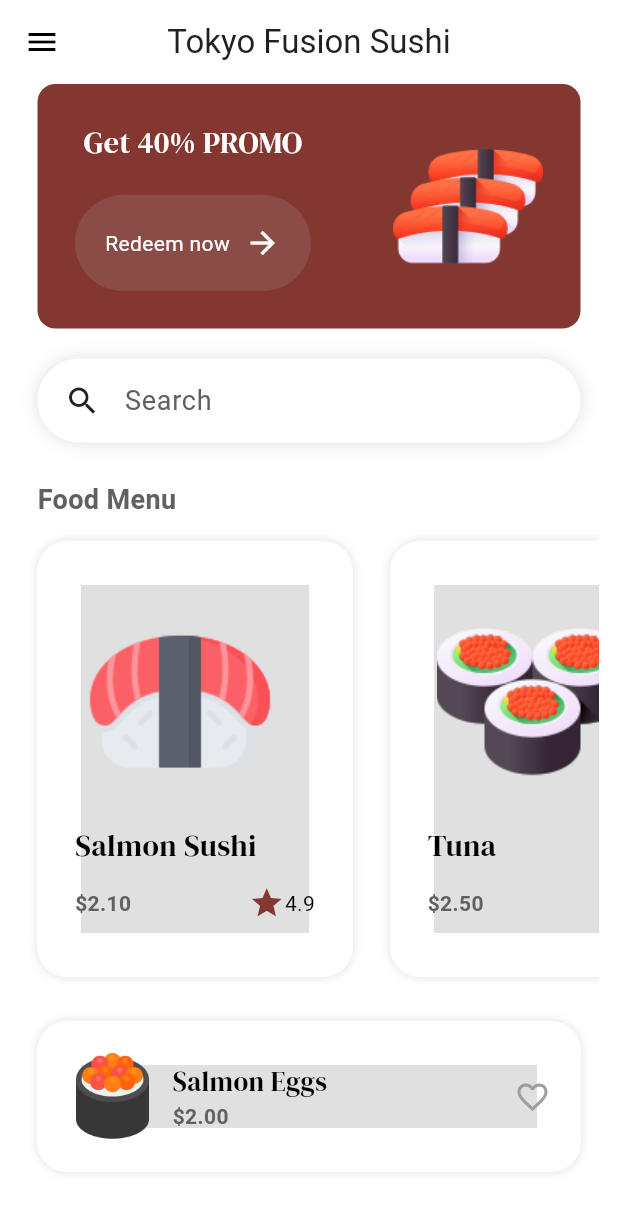
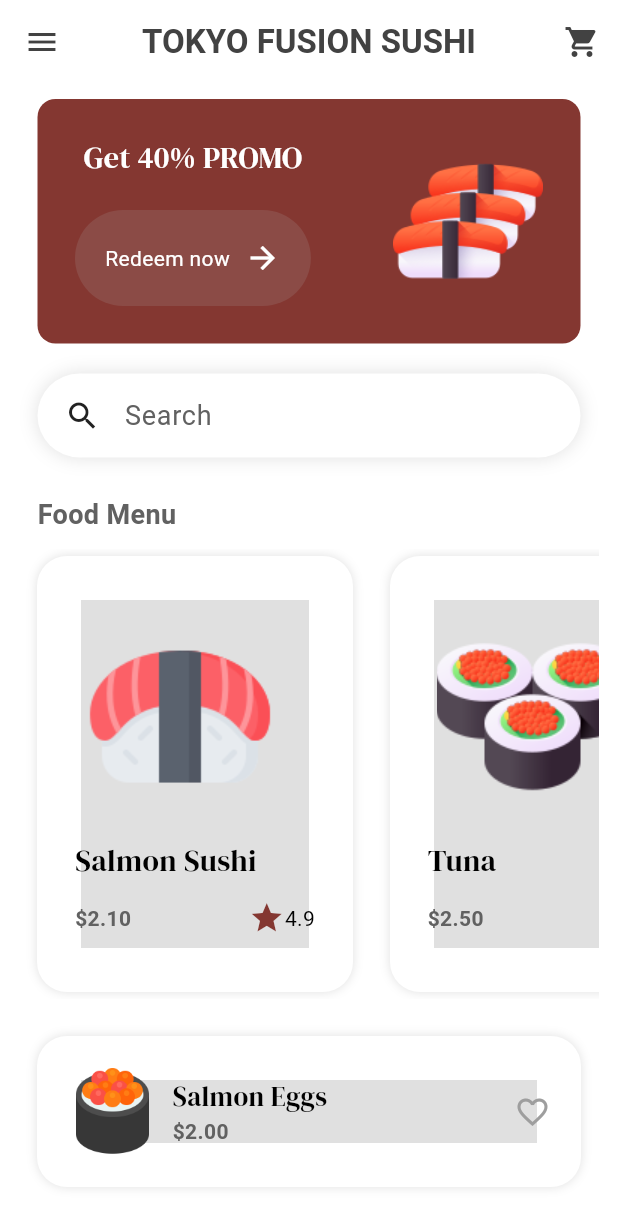
Before and after one commit to chhibber02/sushi_app, a Flutter app: the MenuPage screen opened by its route, on a phone screen of 412 x 824 dp. Shown: the top 1227 px of the screen. Run offline on Flutter 3.47's test engine with Material 2 defaults, Android fonts, the phone set to English and light mode, and no system bars; our stand-ins replace google_fonts.

Commit message:
final commit

```diff
--- a/lib/components/button.dart
+++ b/lib/components/button.dart
@@ -1,4 +1,5 @@
 import 'package:flutter/material.dart';
+import 'package:sushi_app/themes/colors.dart';
 
 class MyButton extends StatelessWidget {
   final String text;
@@ -12,7 +13,7 @@ class MyButton extends StatelessWidget {
       child: Container(
         padding: const EdgeInsets.all(20),
         decoration: BoxDecoration(
-          color: const Color.fromARGB(255, 139, 75, 70),
+          color: secondaryColor,
           borderRadius: BorderRadius.circular(40),
         ),
         child: Row(
--- a/lib/components/food_tile.dart
+++ b/lib/components/food_tile.dart
@@ -5,12 +5,15 @@ import 'package:sushi_app/themes/colors.dart';
 import '../models/food.dart';
 
 class FoodTile extends StatelessWidget {
+  final void Function()? onTap;
   final Food food;
-  const FoodTile({super.key, required this.food});
+  const FoodTile({super.key, required this.food, required this.onTap});
 
   @override
   Widget build(BuildContext context) {
-    return Container(
+    return GestureDetector(
+      onTap: onTap,
+      child: Container(
         margin: const EdgeInsets.symmetric(horizontal: 12.5, vertical: 5.0),
         padding: const EdgeInsets.all(25.0),
         decoration: BoxDecoration(
@@ -68,6 +71,7 @@ class FoodTile extends StatelessWidget {
             )
           ],
         ),
+      ),
     );
   }
 }
--- /dev/null
+++ b/lib/models/shop.dart
@@ -0,0 +1,44 @@
+import 'package:flutter/material.dart';
+import 'food.dart';
+
+class Shop extends ChangeNotifier {
+  //food menu
+  final List<Food> _foodMenu = [
+    //salmon
+    Food(
+      imagePath: 'lib/images/salmon_sushi.png',
+      name: "Salmon Sushi",
+      price: "2.10",
+      rating: "4.9",
+    ),
+
+    //tuna
+    Food(
+      imagePath: "lib/images/tuna.png",
+      name: "Tuna",
+      price: "2.50",
+      rating: "4.8",
+    ),
+  ];
+
+  //customer cart
+  List<Food> _cart = [];
+
+  //get methods
+  List<Food> get foodMenu => _foodMenu;
+  List<Food> get cart => _cart;
+
+  //add to cart
+  void addToCart(Food foodItem, int quantity) {
+    for (int i = 0; i < quantity; i++) {
+      _cart.add(foodItem);
+    }
+    notifyListeners();
+  }
+
+  //remove from cart
+  void removeFromCart(Food food) {
+    _cart.remove(food);
+    notifyListeners();
+  }
+}
--- a/lib/pages/menu_page.dart
+++ b/lib/pages/menu_page.dart
@@ -1,10 +1,11 @@
 import 'package:flutter/material.dart';
 import 'package:google_fonts/google_fonts.dart';
+import 'package:provider/provider.dart';
 import 'package:sushi_app/components/button.dart';
 import 'package:sushi_app/components/food_tile.dart';
-import 'package:sushi_app/models/food.dart';
+import 'package:sushi_app/models/shop.dart';
+import 'package:sushi_app/pages/details_page.dart';
 import 'package:sushi_app/themes/colors.dart';
-
 import '../components/search_bar.dart';
 
 class MenuPage extends StatefulWidget {
@@ -15,40 +16,49 @@ class MenuPage extends StatefulWidget {
 }
 
 class _MenuPageState extends State<MenuPage> {
-  //food menu
-  List foodMenu = [
-    //salmon
-    Food(
-      imagePath: 'lib/images/salmon_sushi.png',
-      name: "Salmon Sushi",
-      price: "2.10",
-      rating: "4.9",
+  //navigate to food item details page
+  void navigateToDetailsPage(int index) {
+    //get the shop and it's menu
+    final shop = context.read<Shop>();
+    final foodMenu = shop.foodMenu;
+
+    Navigator.push(
+      context,
+      MaterialPageRoute(
+        builder: (context) => DetailsPage(
+          food: foodMenu[index],
         ),
-
-    //tuna
-    Food(
-      imagePath: "lib/images/tuna.png",
-      name: "Tuna",
-      price: "2.50",
-      rating: "4.8",
       ),
-  ];
+    );
+  }
 
   @override
   Widget build(BuildContext context) {
-    return Scaffold(
+    //get the shop and it's menu
+    final shop = context.read<Shop>();
+    final foodMenu = shop.foodMenu;
+    return SafeArea(
+      child: Scaffold(
         appBar: AppBar(
+          foregroundColor: Colors.grey[800],
           centerTitle: true,
           leading: const Icon(Icons.menu),
-        title: Text(
-          "Tokyo Fusion Sushi",
-          style: TextStyle(color: Colors.grey[900]),
+          title: const Text("TOKYO FUSION SUSHI", style: TextStyle(fontWeight: FontWeight.bold),),
+          actions: [
+            //cart button
+            IconButton(
+              onPressed: () {
+                Navigator.pushNamed(context, 'cartPage');
+              },
+              icon: const Icon(Icons.shopping_cart),
             ),
+          ],
         ),
         body: SingleChildScrollView(
           child: Column(
             crossAxisAlignment: CrossAxisAlignment.start,
             children: [
+              const SizedBox(height: 10,),
               //promo banner
               Container(
                 padding: const EdgeInsets.all(25),
@@ -113,7 +123,8 @@ class _MenuPageState extends State<MenuPage> {
                 height: 10,
               ),
 
-            Container(
+              //food menu list
+              SizedBox(
                 height: 300,
                 child: Padding(
                   padding: const EdgeInsets.symmetric(horizontal: 12.5),
@@ -122,6 +133,7 @@ class _MenuPageState extends State<MenuPage> {
                     itemCount: foodMenu.length,
                     itemBuilder: (context, index) => FoodTile(
                       food: foodMenu[index],
+                      onTap: () => navigateToDetailsPage(index),
                     ),
                   ),
                 ),
@@ -188,6 +200,7 @@ class _MenuPageState extends State<MenuPage> {
             ],
           ),
         ),
+      ),
     );
   }
 }
--- a/lib/themes/colors.dart
+++ b/lib/themes/colors.dart
@@ -1,3 +1,4 @@
 import 'package:flutter/material.dart';
 
 var primaryColor = const Color.fromARGB(255, 132, 55, 49);
+var secondaryColor = const Color.fromARGB(255, 139, 75, 70);
--- a/pubspec.yaml
+++ b/pubspec.yaml
@@ -32,6 +32,7 @@ dependencies:
   flutter:
     sdk: flutter
   google_fonts: ^5.1.0
+  provider:
 
 dev_dependencies:
   flutter_lints: ^2.0.0
```
Also changed, not shown: lib/main.dart (+12 -6 lines), lib/pages/cart_page.dart (added, +93 -0 lines), lib/pages/details_page.dart (added, +243 -0 lines), lib/pages/home_page.dart (deleted, +0 -10 lines), lib/pages/intro_page.dart (+3 -8 lines), pubspec.lock. Lines whose indentation alone changed are shown as unchanged.
